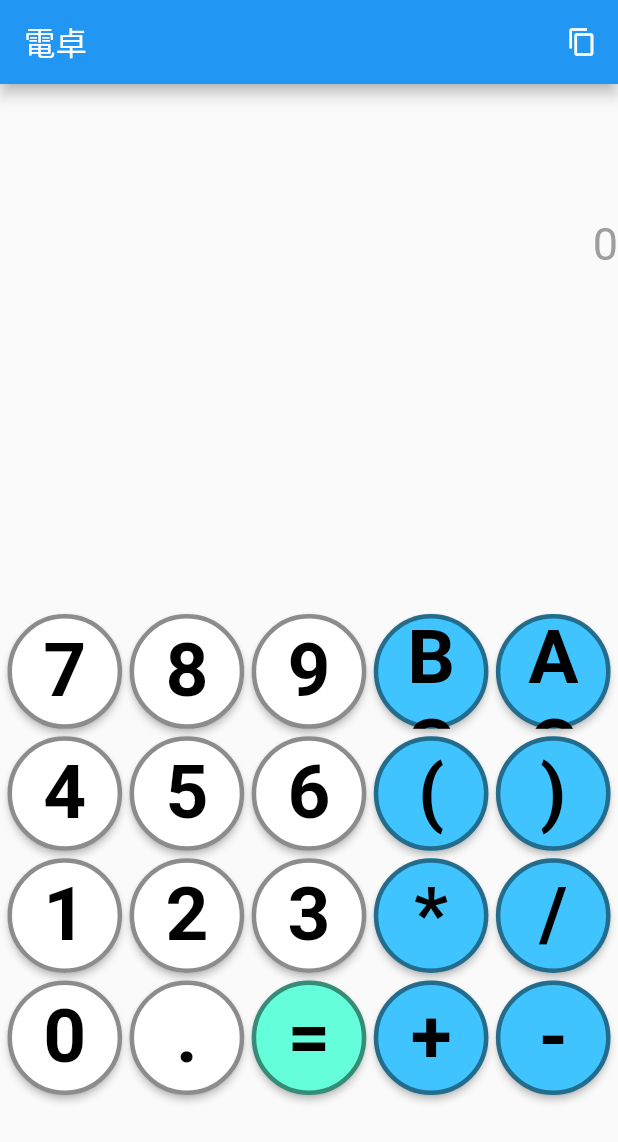
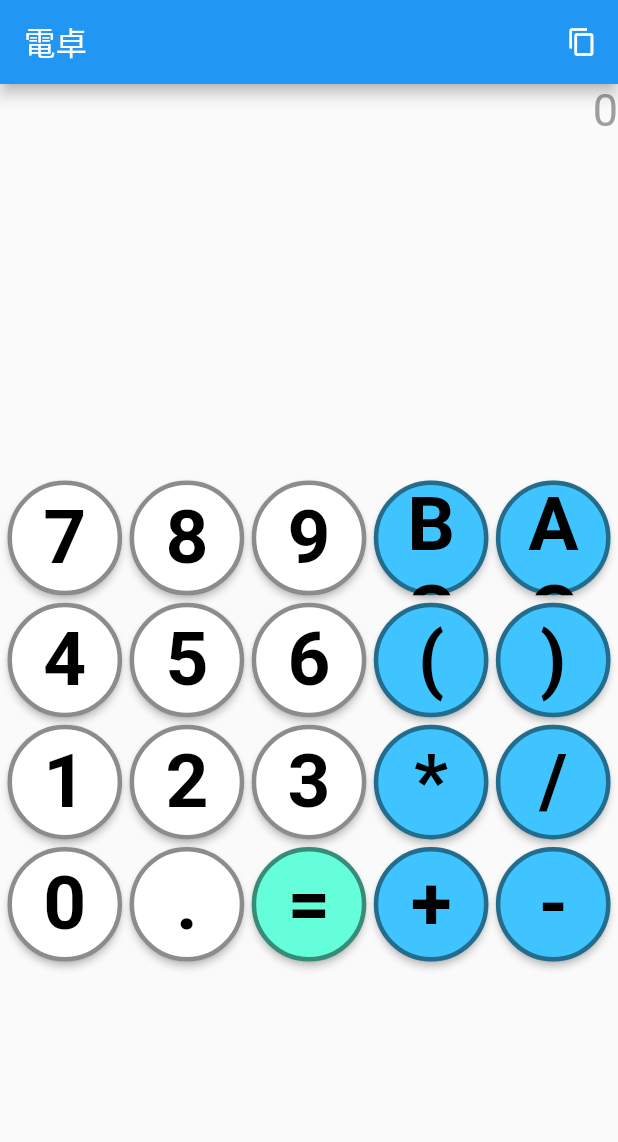
Before and after one commit to Yuba32/STA-Calc2022, a Flutter app: the screen it shows after launch, on a phone screen of 412 x 824 dp. Shown: the top 1142 px of the screen. Run offline on Flutter 3.47's test engine with Material 2 defaults, Android fonts, the phone set to English and light mode, and no system bars; our stand-ins replace math_expressions; missing offline and left inert: clipboard; Roboto replaces fonts that are missing (NotoSansMonoCJKjp).

Commit message:
[update] Containerのレイアウトを改善

```diff
--- a/lib/calcluator.dart
+++ b/lib/calcluator.dart
@@ -171,7 +171,7 @@ class _CalculatorState extends State<Calculator> {
 
   Widget _displayArea() {
     return Container(
-      alignment: Alignment.topCenter,
+      alignment: Alignment.topRight,
       constraints: BoxConstraints(),
       child: Column(
         children: [
@@ -265,7 +265,7 @@ class _CalculatorState extends State<Calculator> {
         ],
       ),
       body: Container(
-        alignment: Alignment.center,
+        alignment: Alignment.topCenter,
         constraints: BoxConstraints(
           maxHeight: deviceHeight,
         ),
```
Also changed, not shown: 3 other files.
